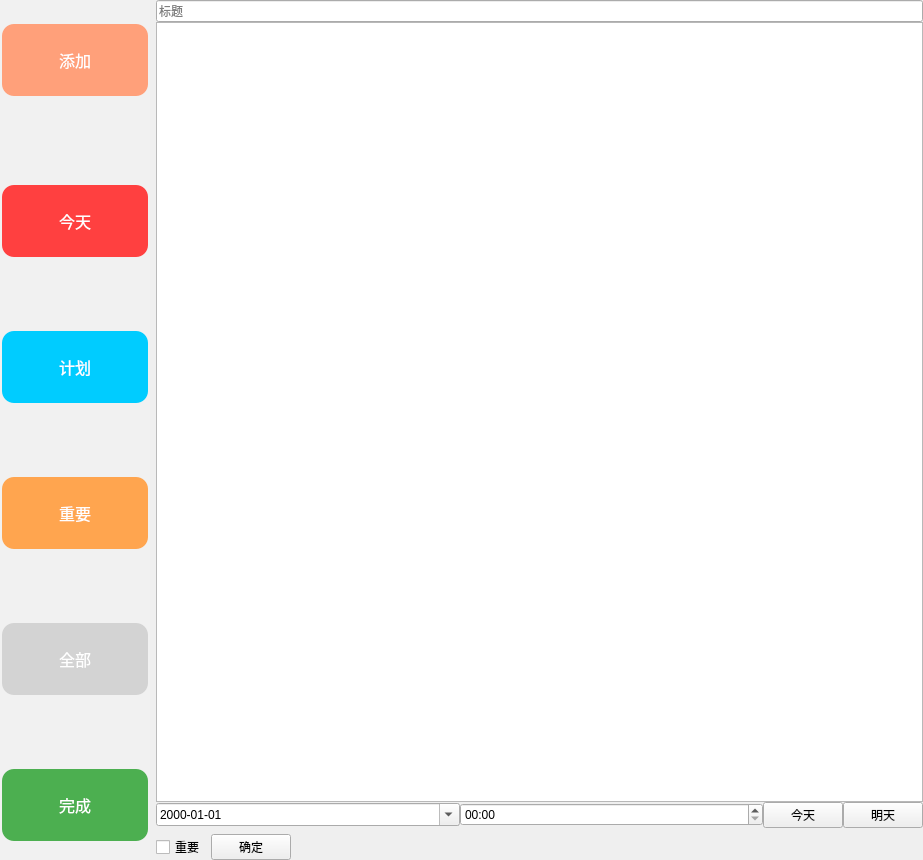
The window that ui/todolist.ui (Younger-Chan/everyday) describes before a commit, drawn with Qt 5.
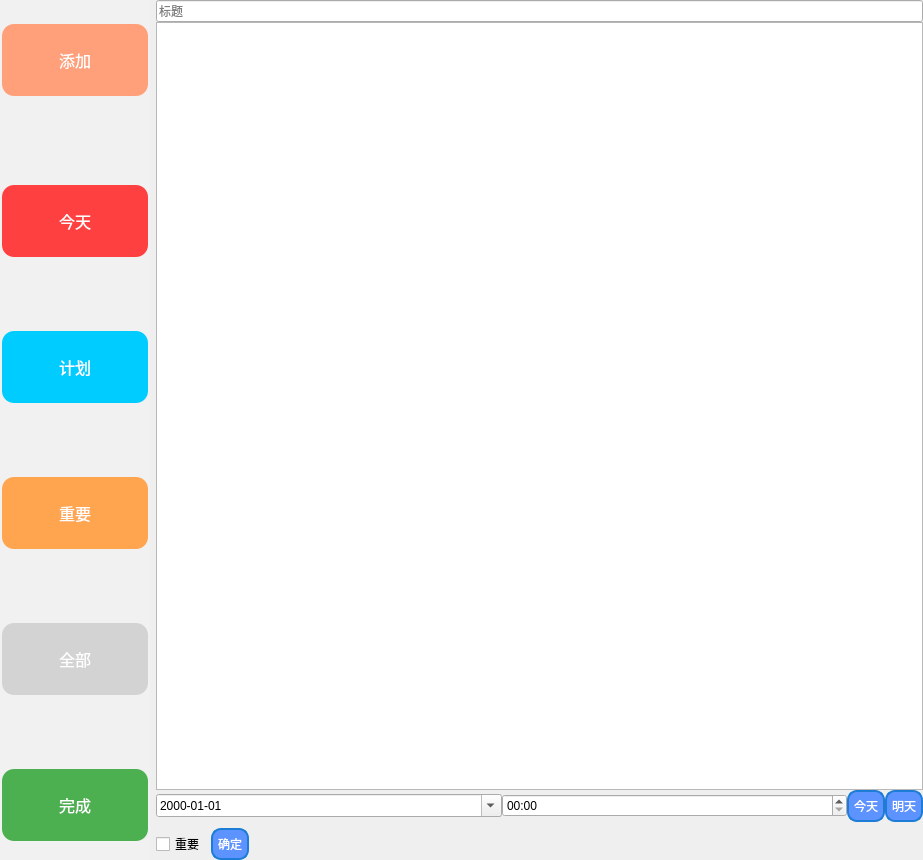
The same window after the commit. The open tabs and pages were chosen to show the change.

What changed in the file:
```diff
--- a/ui/todolist.ui
+++ b/ui/todolist.ui
@@ -485,6 +485,37 @@
                      <verstretch>0</verstretch>
                     </sizepolicy>
                    </property>
+                   <property name="styleSheet">
+                    <string notr="true">/* 设置 QPushButton 的基本样式 */
+QPushButton {
+    color: white; /* 文字颜色 */
+    background-color: #5c93fe; /* 背景色 */
+    border-style: solid; /* 边框样式 */
+    border-width: 2px; /* 边框宽度 */
+    border-radius: 10px; /* 边框圆角 */
+    border-color: #1c7cd6; /* 边框颜色 */
+    padding: 5px; /* 内边距 */
+}
+
+/* 设置鼠标悬停时的样式 */
+QPushButton:hover {
+    background-color: #1c7cd6; /* 鼠标悬停时的背景色 */
+    border-color: #5c93fe; /* 鼠标悬停时的边框颜色 */
+}
+
+/* 设置鼠标按下时的样式 */
+QPushButton:pressed {
+    background-color: #555555; /* 鼠标按下时的背景色 */
+    border-color: #333333; /* 鼠标按下时的边框颜色 */
+}
+
+/* 设置禁用状态的样式 */
+QPushButton:disabled {
+    background-color: #cccccc; /* 禁用状态的背景色 */
+    border-color: #aaaaaa; /* 禁用状态的边框颜色 */
+    color: #666666; /* 禁用状态的文字颜色 */
+}</string>
+                   </property>
                    <property name="text">
                     <string>今天</string>
                    </property>
@@ -498,6 +529,37 @@
                      <verstretch>0</verstretch>
                     </sizepolicy>
                    </property>
+                   <property name="styleSheet">
+                    <string notr="true">/* 设置 QPushButton 的基本样式 */
+QPushButton {
+    color: white; /* 文字颜色 */
+    background-color: #5c93fe; /* 背景色 */
+    border-style: solid; /* 边框样式 */
+    border-width: 2px; /* 边框宽度 */
+    border-radius: 10px; /* 边框圆角 */
+    border-color: #1c7cd6; /* 边框颜色 */
+    padding: 5px; /* 内边距 */
+}
+
+/* 设置鼠标悬停时的样式 */
+QPushButton:hover {
+    background-color: #1c7cd6; /* 鼠标悬停时的背景色 */
+    border-color: #5c93fe; /* 鼠标悬停时的边框颜色 */
+}
+
+/* 设置鼠标按下时的样式 */
+QPushButton:pressed {
+    background-color: #555555; /* 鼠标按下时的背景色 */
+    border-color: #333333; /* 鼠标按下时的边框颜色 */
+}
+
+/* 设置禁用状态的样式 */
+QPushButton:disabled {
+    background-color: #cccccc; /* 禁用状态的背景色 */
+    border-color: #aaaaaa; /* 禁用状态的边框颜色 */
+    color: #666666; /* 禁用状态的文字颜色 */
+}</string>
+                   </property>
                    <property name="text">
                     <string>明天</string>
                    </property>
@@ -532,6 +594,37 @@
                  <verstretch>0</verstretch>
                 </sizepolicy>
                </property>
+               <property name="styleSheet">
+                <string notr="true">/* 设置 QPushButton 的基本样式 */
+QPushButton {
+    color: white; /* 文字颜色 */
+    background-color: #5c93fe; /* 背景色 */
+    border-style: solid; /* 边框样式 */
+    border-width: 2px; /* 边框宽度 */
+    border-radius: 10px; /* 边框圆角 */
+    border-color: #1c7cd6; /* 边框颜色 */
+    padding: 5px; /* 内边距 */
+}
+
+/* 设置鼠标悬停时的样式 */
+QPushButton:hover {
+    background-color: #1c7cd6; /* 鼠标悬停时的背景色 */
+    border-color: #5c93fe; /* 鼠标悬停时的边框颜色 */
+}
+
+/* 设置鼠标按下时的样式 */
+QPushButton:pressed {
+    background-color: #555555; /* 鼠标按下时的背景色 */
+    border-color: #333333; /* 鼠标按下时的边框颜色 */
+}
+
+/* 设置禁用状态的样式 */
+QPushButton:disabled {
+    background-color: #cccccc; /* 禁用状态的背景色 */
+    border-color: #aaaaaa; /* 禁用状态的边框颜色 */
+    color: #666666; /* 禁用状态的文字颜色 */
+}</string>
+               </property>
                <property name="text">
                 <string>确定</string>
                </property>
```
Left out of the diff: 2 changed lines with no effect on the pictures.
